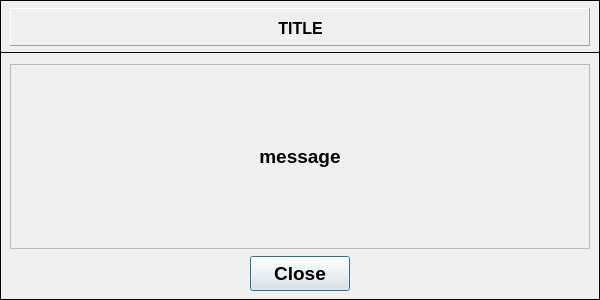
open-pulse/OpenPulse, file pulse/uix/user_input/ui/printMessages.ui: the form before one commit.
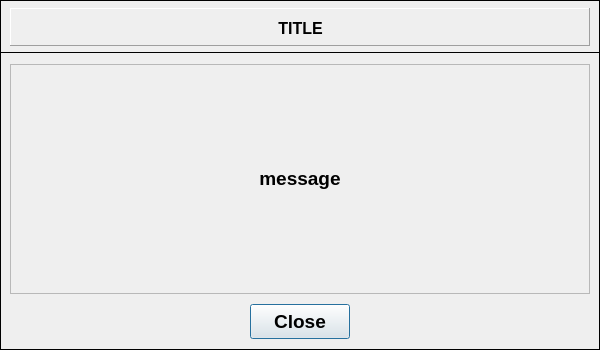
The form after the commit.

Commit message: acoustic element type + fluid - checks/messages

What changed in the file:
```diff
--- a/pulse/uix/user_input/ui/printMessages.ui
+++ b/pulse/uix/user_input/ui/printMessages.ui
@@ -7,19 +7,19 @@
     <x>0</x>
     <y>0</y>
     <width>600</width>
-    <height>300</height>
+    <height>350</height>
    </rect>
   </property>
   <property name="minimumSize">
    <size>
     <width>600</width>
-    <height>300</height>
+    <height>350</height>
    </size>
   </property>
   <property name="maximumSize">
    <size>
     <width>600</width>
-    <height>300</height>
+    <height>350</height>
    </size>
   </property>
   <property name="windowTitle">
@@ -31,19 +31,19 @@
      <x>0</x>
      <y>52</y>
      <width>600</width>
-     <height>248</height>
+     <height>298</height>
     </rect>
    </property>
    <property name="minimumSize">
     <size>
      <width>600</width>
-     <height>248</height>
+     <height>298</height>
     </size>
    </property>
    <property name="maximumSize">
     <size>
      <width>600</width>
-     <height>248</height>
+     <height>298</height>
     </size>
    </property>
    <property name="frameShape">
@@ -58,19 +58,19 @@
       <x>10</x>
       <y>12</y>
       <width>580</width>
-      <height>185</height>
+      <height>230</height>
      </rect>
     </property>
     <property name="minimumSize">
      <size>
       <width>580</width>
-      <height>185</height>
+      <height>230</height>
      </size>
     </property>
     <property name="maximumSize">
      <size>
       <width>580</width>
-      <height>185</height>
+      <height>230</height>
      </size>
     </property>
     <property name="font">
@@ -102,7 +102,7 @@
     <property name="geometry">
      <rect>
       <x>250</x>
-      <y>204</y>
+      <y>252</y>
       <width>100</width>
       <height>35</height>
      </rect>
```
The commit also changes 5 other files.
